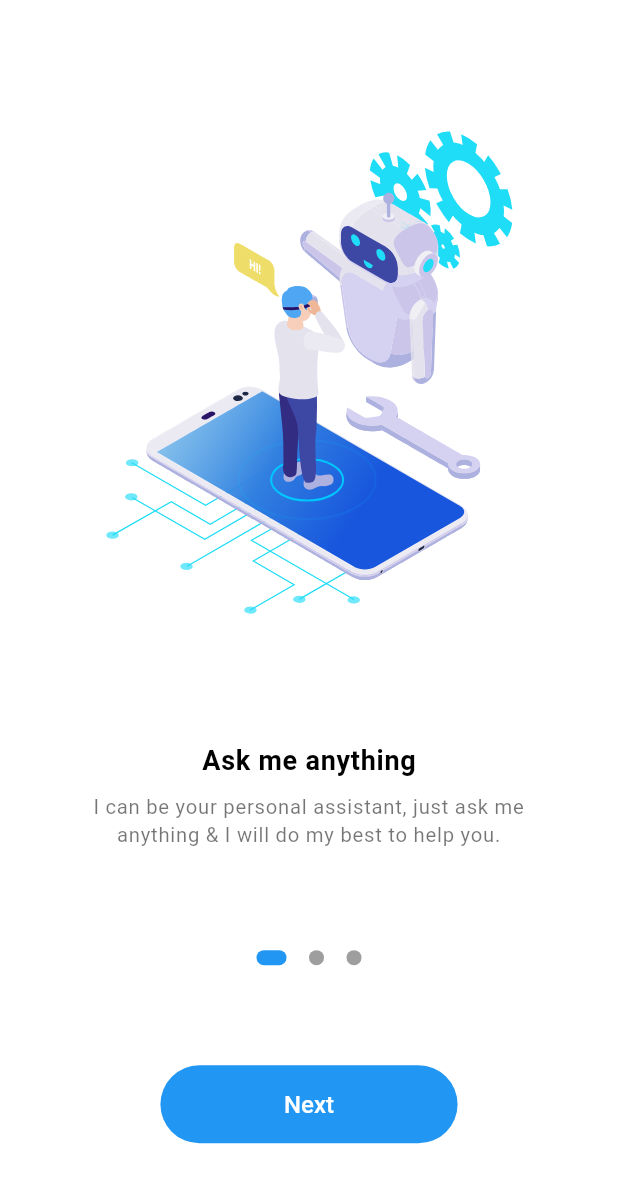
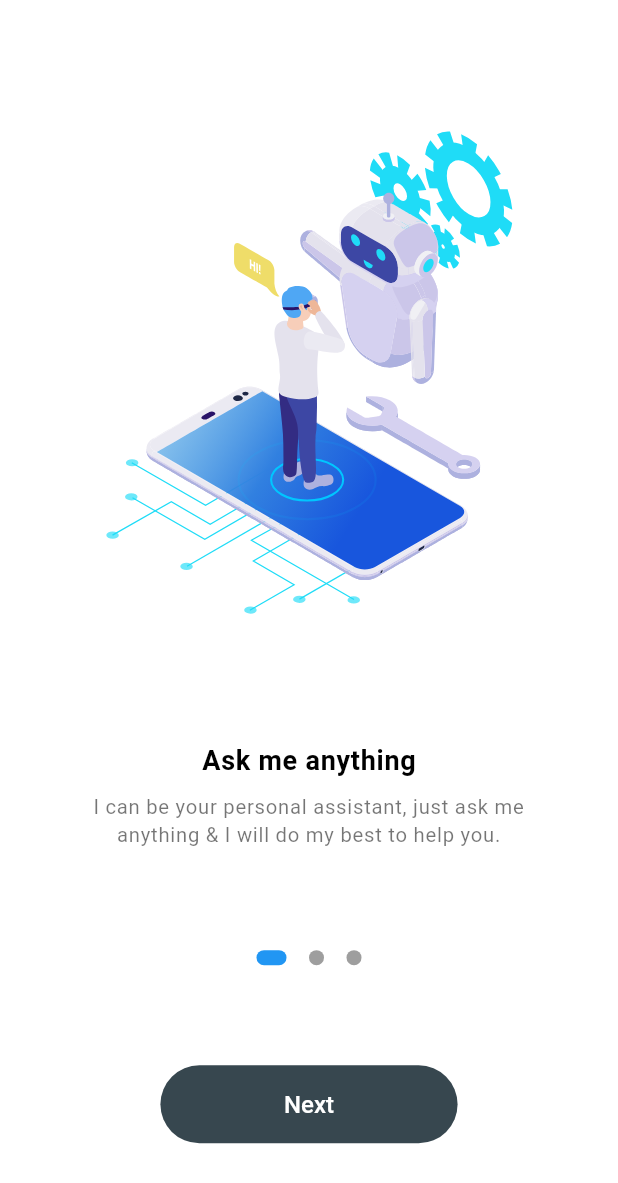
Before and after one commit to drxerxes1/ai_assistant, a Flutter app: the OnboardingScreen screen opened directly, on a phone screen of 412 x 824 dp. Shown: the top 1183 px of the screen. Run offline on Flutter 3.47's test engine with Material 3 defaults, Android fonts, the phone set to English and light mode, and no system bars; our stand-ins replace animated_text_kit, flutter_animate, get, hive, lottie; accounts and stored records are empty; statements that could not run were skipped; project files that could hold a hidden picture were left out.

Commit message:
UI Design for AI Image Generator

```diff
--- a/lib/screen/feature/chatbot_feature.dart
+++ b/lib/screen/feature/chatbot_feature.dart
@@ -26,7 +26,7 @@ class _ChatbotFeatureState extends State<ChatbotFeature> {
         child: Row(
           children: [
             Expanded(
-                child: TextField(
+              child: TextFormField(
                 textCapitalization: TextCapitalization.sentences,
                 controller: _controller.textController,
                 onTapOutside: (event) => FocusScope.of(context).unfocus(),
@@ -41,7 +41,8 @@ class _ChatbotFeatureState extends State<ChatbotFeature> {
                     borderSide: const BorderSide(color: Colors.blueGrey),
                   ),
                 ),
-            )),
+              ),
+            ),
             const SizedBox(
               width: 8,
             ),
--- a/lib/screen/onboarding_screen.dart
+++ b/lib/screen/onboarding_screen.dart
@@ -1,4 +1,5 @@
 import 'package:ai_assistant/helper/global.dart';
+import 'package:ai_assistant/widget/custom_button.dart';
 import 'package:flutter/material.dart';
 import 'package:get/get.dart';
 import 'package:lottie/lottie.dart';
@@ -91,18 +92,8 @@ class OnboardingScreen extends StatelessWidget {
             const Spacer(),
 
             // button
-            ElevatedButton(
-              style: ElevatedButton.styleFrom(
-                shape: const StadiumBorder(),
-                textStyle:
-                    const TextStyle(fontSize: 16, fontWeight: FontWeight.w500),
-                backgroundColor: Colors.blue,
-                foregroundColor: Colors.white,
-                padding: EdgeInsets.symmetric(
-                    horizontal: mq.width * .2, vertical: mq.height * .02),
-                elevation: 0,
-              ),
-              onPressed: () {
+            CustomButton(
+                onTap: () {
                   if (isLast) {
                     Get.off(() => const HomeScreen());
                   } else {
@@ -111,10 +102,7 @@ class OnboardingScreen extends StatelessWidget {
                         curve: Curves.ease);
                   }
                 },
-              child: Text(
-                isLast ? 'Finish' : 'Next',
-              ),
-            ),
+                text: isLast ? 'Finish' : 'Next'),
 
             const Spacer(),
           ],
--- /dev/null
+++ b/lib/widget/custom_button.dart
@@ -0,0 +1,28 @@
+import 'package:ai_assistant/helper/global.dart';
+import 'package:flutter/material.dart';
+
+class CustomButton extends StatelessWidget {
+  final VoidCallback onTap;
+  final String text;
+
+  const CustomButton({super.key, required this.onTap, required this.text});
+
+  @override
+  Widget build(BuildContext context) {
+    return Align(
+      child: ElevatedButton(
+        style: ElevatedButton.styleFrom(
+          shape: const StadiumBorder(),
+          textStyle: const TextStyle(fontSize: 16, fontWeight: FontWeight.w500),
+          backgroundColor: Colors.blueGrey[800],
+          foregroundColor: Colors.white,
+          padding: EdgeInsets.symmetric(
+              horizontal: mq.width * .2, vertical: mq.height * .02),
+          elevation: 0,
+        ),
+        onPressed: onTap,
+        child: Text(text),
+      ),
+    );
+  }
+}
--- a/lib/widget/message_card.dart
+++ b/lib/widget/message_card.dart
@@ -16,6 +16,7 @@ class MessageCard extends StatelessWidget {
 
         // Bot message
         ? Row(
+            crossAxisAlignment: CrossAxisAlignment.end,
             children: [
               SizedBox(
                 width: mq.width * 0.02,
@@ -62,13 +63,14 @@ class MessageCard extends StatelessWidget {
         // User message
         : Row(
             mainAxisAlignment: MainAxisAlignment.end,
+            crossAxisAlignment: CrossAxisAlignment.end,
             children: [
               Container(
                 constraints: BoxConstraints(maxWidth: mq.width * 0.7),
                 margin: EdgeInsets.only(
                     bottom: mq.height * 0.02, right: mq.width * 0.02),
                 padding: EdgeInsets.symmetric(
-                    vertical: mq.height * 0.01, horizontal: mq.width * 0.02),
+                    vertical: mq.height * 0.01, horizontal: mq.width * 0.03),
                 decoration: BoxDecoration(
                     color: Colors.blueGrey[800],
                     borderRadius: const BorderRadius.only(
@@ -77,7 +79,7 @@ class MessageCard extends StatelessWidget {
                         bottomLeft: borderRadius)),
                 child: Text(message.message,
                     style: TextStyle(
-                        color: Colors.blueGrey[100],
+                        color: Colors.blueGrey[50],
                         fontWeight: FontWeight.w500)),
               ),
               CircleAvatar(
```
Also changed, not shown: lib/controller/image_controller.dart (added, +12 -0 lines), lib/screen/feature/image_feature.dart (+54 -5 lines). Lines whose indentation alone changed are shown as unchanged.
